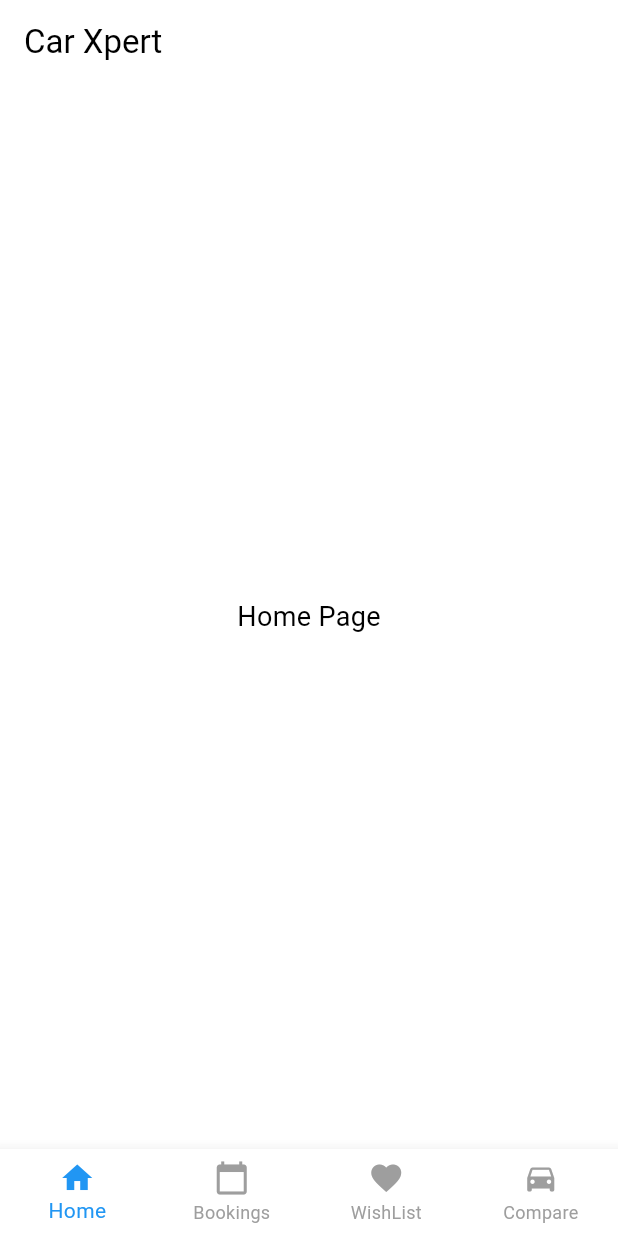
After one commit to CarXpert/CarXpert-mobile, a Flutter app: the HomeScreen screen opened directly, on a phone screen of 412 x 824 dp. The commit adds this screen. Run offline on Flutter 3.47's test engine with Material 3 defaults, Android fonts, the phone set to English and light mode, and no system bars; missing offline and left inert: pbp_django_auth.

Commit message:
add navbar.dart dan routing wishlist by cleo

```diff
--- a/lib/screens/authentication/login.dart
+++ b/lib/screens/authentication/login.dart
@@ -5,7 +5,7 @@ import 'package:pbp_django_auth/pbp_django_auth.dart';
 import 'package:provider/provider.dart';
 import 'package:car_xpert/screens/news/newsarticles.dart';
 import 'package:car_xpert/screens/comparecars/list_compare.dart';
-
+import 'package:car_xpert/widgets/navbar.dart';
 void main() {
   runApp(const LoginApp());
 }
@@ -114,7 +114,7 @@ class _LoginPageState extends State<LoginPage> {
                           Navigator.pushReplacement(
                             context,
                             MaterialPageRoute(
-                                builder: (context) => WishlistPage()),
+                                builder: (context) => HomeScreen()),
                           );
                           ScaffoldMessenger.of(context)
                             ..hideCurrentSnackBar()
--- /dev/null
+++ b/lib/widgets/navbar.dart
@@ -0,0 +1,70 @@
+import 'package:flutter/material.dart';
+import 'package:car_xpert/screens/wishlist/wishlistpage.dart';
+
+class HomeScreen extends StatefulWidget {
+  const HomeScreen({super.key});
+
+  @override
+  State<HomeScreen> createState() => _HomeScreenState();
+}
+
+class _HomeScreenState extends State<HomeScreen> {
+  int _currentIndex = 0;
+
+  final List<Widget> _pages = [
+    const Center(child: Text("Home Page", style: TextStyle(fontSize: 18))),
+    const Center(child: Text("Bookings Page", style: TextStyle(fontSize: 18))),
+    const Center(child: Text("Placeholder for Wishlist")),
+    const Center(child: Text("Compare Page", style: TextStyle(fontSize: 18))),
+  ];
+
+  void _onItemTapped(int index) {
+    if (index == 2) {
+      // Jika klik Wishlist, navigasi ke WishlistPage
+      Navigator.push(
+        context,
+        MaterialPageRoute(builder: (context) => const WishlistPage()),
+      );
+    } else {
+      // Halaman lainnya tetap menggunakan _pages
+      setState(() {
+        _currentIndex = index;
+      });
+    }
+  }
+
+  @override
+  Widget build(BuildContext context) {
+    return Scaffold(
+      appBar: AppBar(
+        title: const Text("Car Xpert"),
+      ),
+      body: _pages[_currentIndex],
+      bottomNavigationBar: BottomNavigationBar(
+        currentIndex: _currentIndex,
+        onTap: _onItemTapped,
+        type: BottomNavigationBarType.fixed,
+        selectedItemColor: Colors.blue,
+        unselectedItemColor: Colors.grey,
+        items: const [
+          BottomNavigationBarItem(
+            icon: Icon(Icons.home),
+            label: "Home",
+          ),
+          BottomNavigationBarItem(
+            icon: Icon(Icons.calendar_today),
+            label: "Bookings",
+          ),
+          BottomNavigationBarItem(
+            icon: Icon(Icons.favorite),
+            label: "WishList",
+          ),
+          BottomNavigationBarItem(
+            icon: Icon(Icons.directions_car),
+            label: "Compare",
+          ),
+        ],
+      ),
+    );
+  }
+}
```
